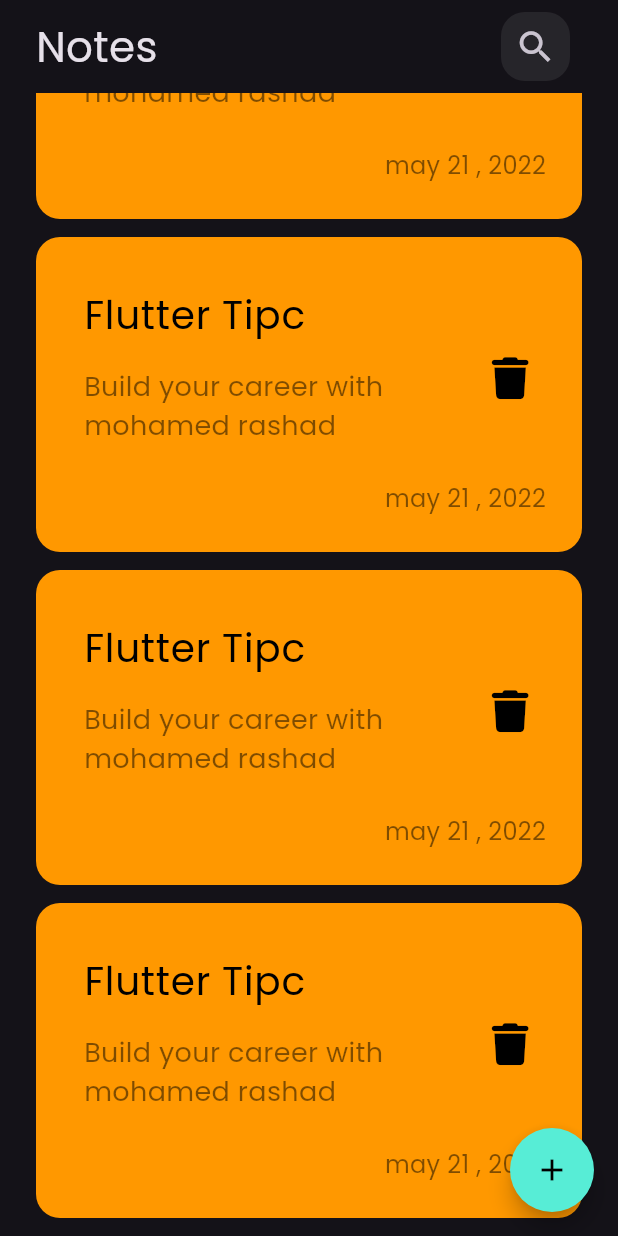
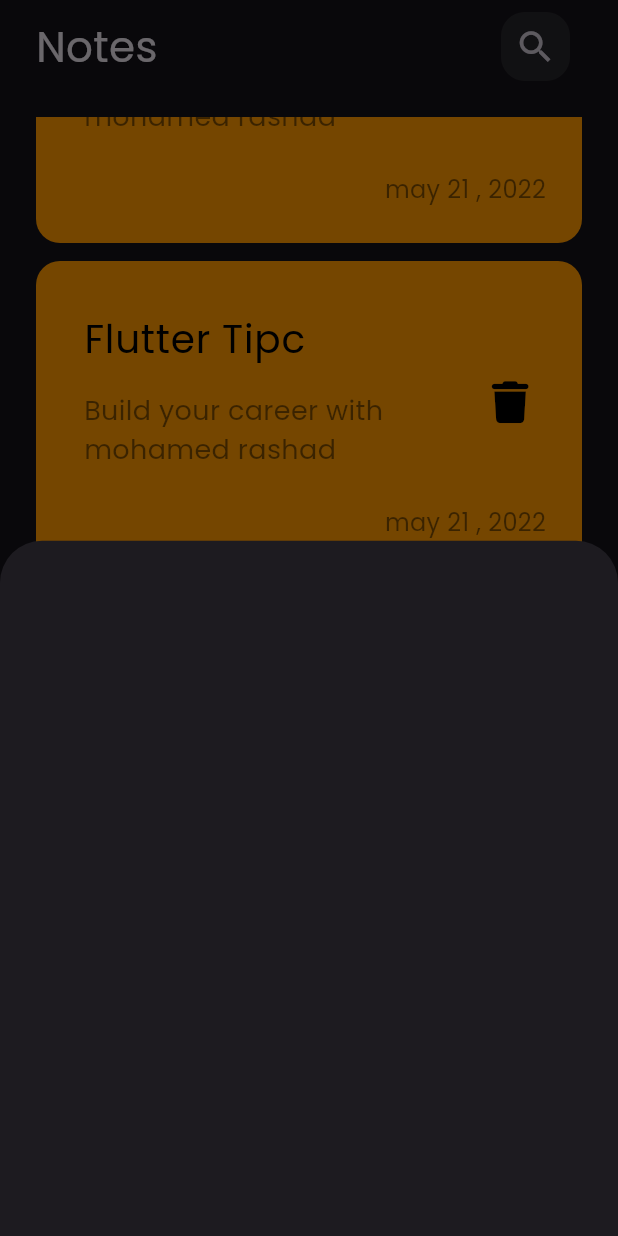
Before and after one commit to RashadPro/flutter_notes_app, a Flutter app: the screen it shows after launch, scrolled down 576 dp, after a tap on the "add" icon, on a phone screen of 412 x 824 dp. Run offline on Flutter 3.47's test engine with Material 3 defaults, Android fonts, the phone set to English and light mode, and no system bars; our stand-ins replace font_awesome_flutter.

Commit message:
Add note buttom sheet

```diff
--- a/lib/views/notes_view.dart
+++ b/lib/views/notes_view.dart
@@ -1,4 +1,5 @@
 import 'package:flutter/material.dart';
+import 'widgets/add_note_bottom_sheet.dart';
 import 'widgets/notes_view_body.dart';
 
 class NotesView extends StatelessWidget {
@@ -8,7 +9,13 @@ class NotesView extends StatelessWidget {
   Widget build(BuildContext context) {
     return Scaffold(
       floatingActionButton: FloatingActionButton(
-        onPressed: () {},
+        onPressed: () {
+          showModalBottomSheet(
+              context: context,
+              builder: (context) {
+                return const AddNoteButtomSheet();
+              });
+        },
         backgroundColor: const Color(0xff57EDD6),
         shape: RoundedRectangleBorder(
           borderRadius: BorderRadius.circular(50), // دائري الشكل
--- /dev/null
+++ b/lib/views/widgets/add_note_bottom_sheet.dart
@@ -0,0 +1,10 @@
+import 'package:flutter/material.dart';
+
+class AddNoteButtomSheet extends StatelessWidget {
+  const AddNoteButtomSheet({super.key});
+
+  @override
+  Widget build(BuildContext context) {
+    return Container();
+  }
+}
--- a/lib/views/widgets/notes_list_view.dart
+++ b/lib/views/widgets/notes_list_view.dart
@@ -6,13 +6,16 @@ class NotesListView extends StatelessWidget {
 
   @override
   Widget build(BuildContext context) {
-    return ListView.builder(
+    return Padding(
+      padding: const EdgeInsets.symmetric(vertical: 16),
+      child: ListView.builder(
           padding: EdgeInsets.zero,
           itemBuilder: (context, index) {
             return const Padding(
               padding: EdgeInsets.symmetric(vertical: 6.0),
               child: CustomNoteItem(),
             );
-        });
+          }),
+    );
   }
 }
```
Lines whose indentation alone changed are shown as unchanged.
